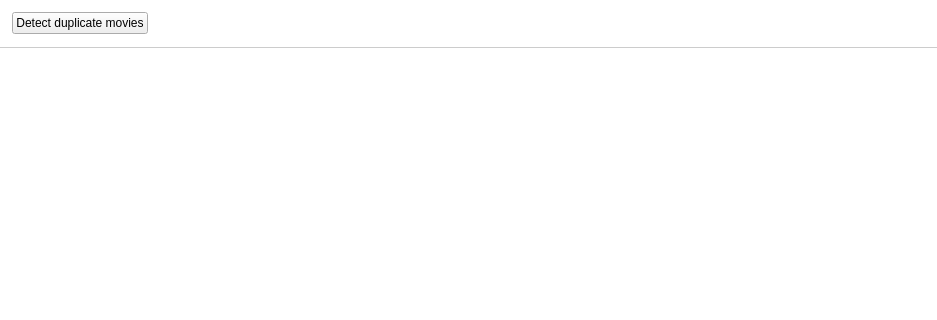
Komet/MediaElch, file movies/MovieDuplicates.ui: the form before one commit; both pictures show x 0 to 937 and y 0 to 320 of the 937 by 648 pixel window.
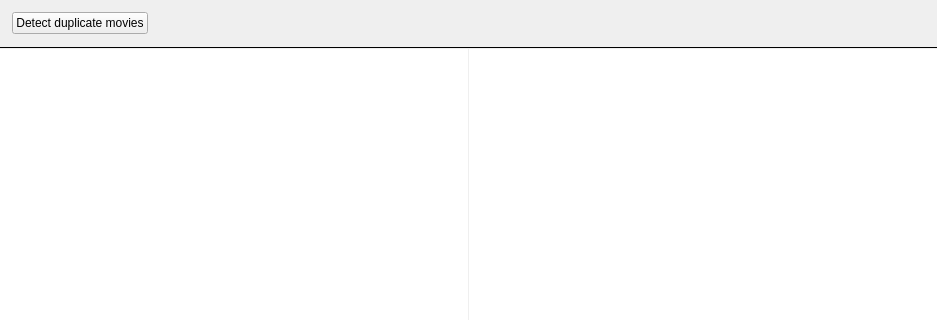
The form after the commit. Custom widgets are drawn as their Qt base class.

Patch:
```diff
--- a/movies/MovieDuplicates.ui
+++ b/movies/MovieDuplicates.ui
@@ -13,20 +13,6 @@
   <property name="windowTitle">
    <string notr="true">Form</string>
   </property>
-  <property name="styleSheet">
-   <string notr="true">#movieDuplicatesWidget {
-	background-color: rgb(255, 255, 255);
-}
-
-QTableView {
-	border: 0px;
-}
-
-#movies {
-	color: #395265;
-}
-</string>
-  </property>
   <layout class="QVBoxLayout" name="verticalLayout">
    <property name="spacing">
     <number>0</number>
@@ -99,9 +85,6 @@
       </item>
       <item>
        <widget class="Line" name="line">
-        <property name="styleSheet">
-         <string notr="true">color: #cccccc;</string>
-        </property>
         <property name="frameShadow">
          <enum>QFrame::Plain</enum>
         </property>
```
Left out of the diff: 6 changed lines with no effect on the pictures.
